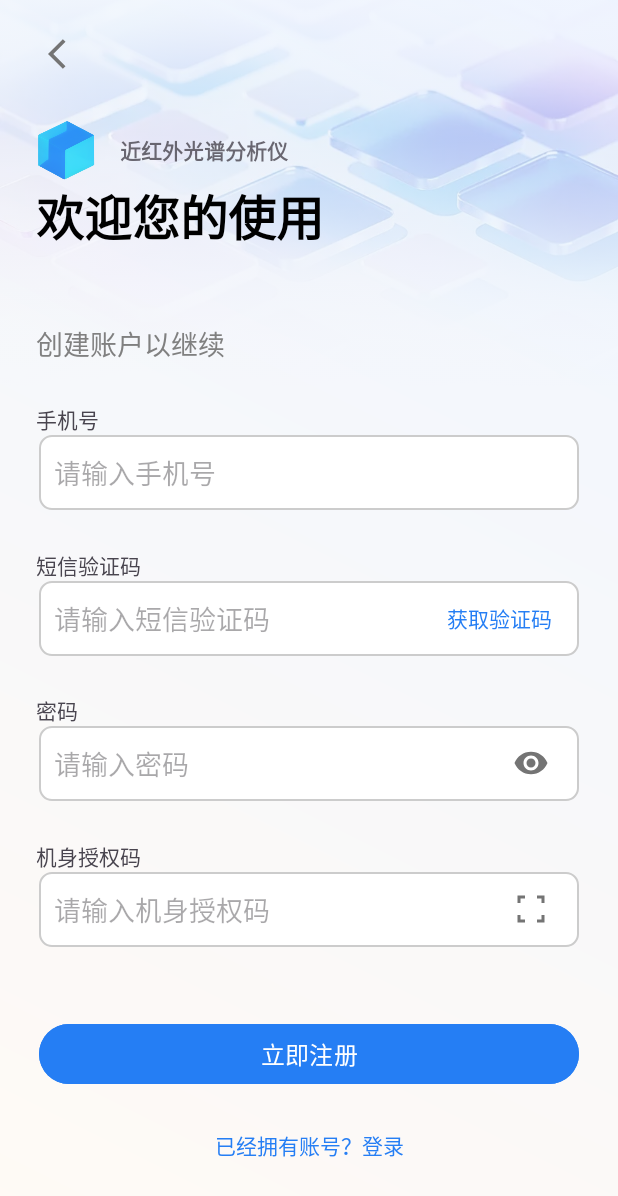
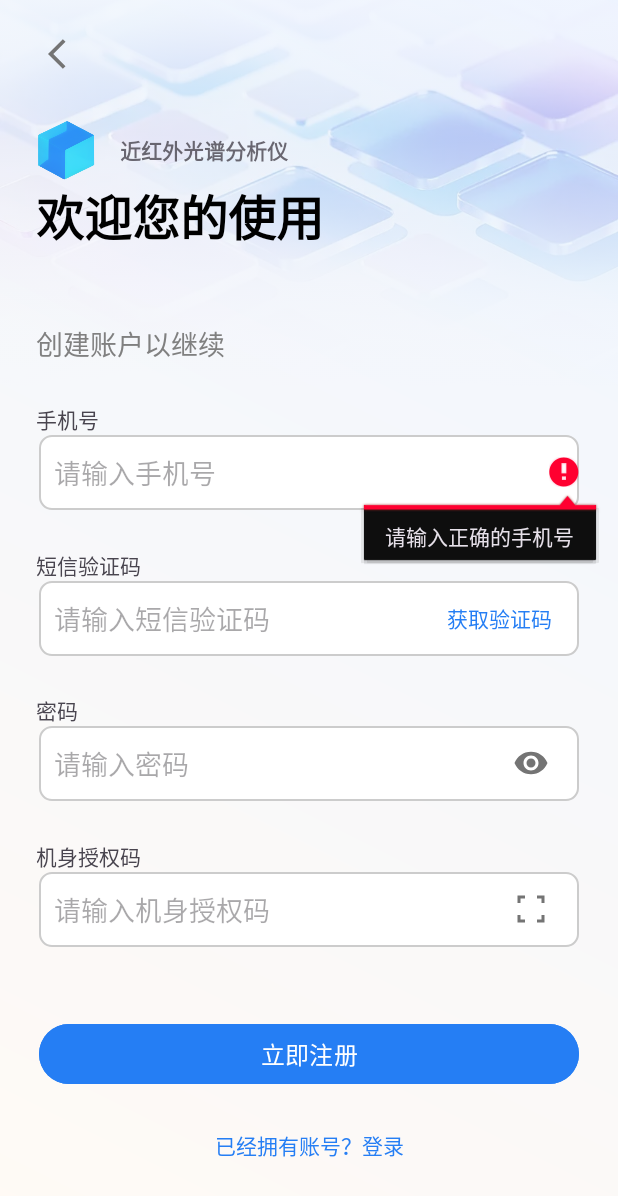
Before and after one commit to lardzy/NanoScan, an Android app: the RegisterActivity screen opened directly, with no data from a screen before it, after a tap on "立即注册", on a phone screen of 412 x 824 dp. Shown: the top 1196 px of the screen. Run offline under Robolectric (Android 15) with nearby library versions, the phone set to English and light mode, and no system bars; libraries missing offline, so code that uses them is left out: com.google.zxing.integration.

```diff
--- a/app/src/main/java/com/gttcgf/nanoscan/LoginActivity.java
+++ b/app/src/main/java/com/gttcgf/nanoscan/LoginActivity.java
@@ -110,13 +110,16 @@ public class LoginActivity extends AppCompatActivity {
             }
         });
     }
+    // 登录
     private void checkLogin(){
         String phoneNumber = phone_number.getText().toString();
         String password = this.password.getText().toString();
         if (!InputDataVerification.phoneNumberInputVerification(phoneNumber)){
             phone_number.setError("请输入正确的手机号");
+            Toast.makeText(LoginActivity.this, "请输入正确的手机号", Toast.LENGTH_SHORT).show();
         } else if (!InputDataVerification.passwordInputVerification(password)) {
             this.password.setError("密码至少包含8个字符，可包含数字、大小写字母和符号",null);
+            Toast.makeText(LoginActivity.this, "密码至少包含8个字符，可包含数字、大小写字母和符号", Toast.LENGTH_SHORT).show();
         } else if (InputDataVerification.phoneNumberInputVerification(phoneNumber) && InputDataVerification.passwordInputVerification(password)){
             // 登录
             Toast.makeText(LoginActivity.this, "登录", Toast.LENGTH_SHORT).show();
--- a/app/src/main/java/com/gttcgf/nanoscan/RegisterActivity.java
+++ b/app/src/main/java/com/gttcgf/nanoscan/RegisterActivity.java
@@ -93,7 +93,6 @@ public class RegisterActivity extends AppCompatActivity {
             if (event.getAction() == MotionEvent.ACTION_UP) {
                 if (event.getRawX() >= (check_code.getRight() - check_code.getCompoundDrawables()[DRAWABLE_RIGHT].getBounds().width() - check_code.getCompoundDrawablePadding())) {
                     // 扫描条形码
-//                    Toast.makeText(RegisterActivity.this, "drawableRight被点击了！", Toast.LENGTH_SHORT).show();
                     IntentIntegrator integrator = new IntentIntegrator(this);
                     integrator.setOrientationLocked(true); // 锁定屏幕方向
                     integrator.setCaptureActivity(PortraitCaptureActivity.class); // 使用自定义活动
@@ -104,7 +103,7 @@ public class RegisterActivity extends AppCompatActivity {
             return false;
         });
         imageButton_back.setOnClickListener(v -> finish());
-        // 注册按钮的点击事件，如果注册界面已经打开，则返回，否则重新打开注册界面。
+        // 登录按钮的点击事件，如果登录界面已经打开，则返回，否则重新打开登录界面。
         register.setOnClickListener(v -> {
             ActivityManager activityManager = (ActivityManager) getSystemService(Context.ACTIVITY_SERVICE);
             List<ActivityManager.RunningTaskInfo> tasks = activityManager.getRunningTasks(Integer.MAX_VALUE);
@@ -115,7 +114,7 @@ public class RegisterActivity extends AppCompatActivity {
                     return;
                 }
             }
-            // 如果注册界面没有打开，则重新打开注册界面。
+            // 如果登录界面没有打开，则重新打开登录界面。
             Intent intent = new Intent(RegisterActivity.this, LoginActivity.class);
             startActivity(intent);
         });
@@ -123,9 +122,9 @@ public class RegisterActivity extends AppCompatActivity {
         get_verification_code.setOnClickListener(v -> {
             Toast.makeText(RegisterActivity.this, "点击获取注册码", Toast.LENGTH_SHORT).show();
         });
-        // 点击注册码按钮的事件
+        // 点击立即注册按钮的事件
         register_button.setOnClickListener(v -> {
-            Toast.makeText(RegisterActivity.this, "点击注册！", Toast.LENGTH_SHORT).show();
+            checkRegister();
         });
         // 设置密码输入框的显示状态
         password.setOnTouchListener((v, event) -> {
@@ -151,4 +150,28 @@ public class RegisterActivity extends AppCompatActivity {
         });
 
     }
+    // 注册
+    private void checkRegister(){
+        String phoneNumber = phone_number.getText().toString();
+        String smsCode = sms_verification_code.getText().toString();
+        String password = this.password.getText().toString();
+        String checkCode = check_code.getText().toString();
+        if (!InputDataVerification.phoneNumberInputVerification(phoneNumber)){
+            phone_number.setError("请输入正确的手机号");
+            Toast.makeText(RegisterActivity.this, "请输入正确的手机号", Toast.LENGTH_SHORT).show();
+        } else if (!InputDataVerification.smsVerificationCodeVerification(smsCode)){
+            sms_verification_code.setError("请输入正确的验证码", null);
+            Toast.makeText(RegisterActivity.this, "请输入正确的验证码", Toast.LENGTH_SHORT).show();
+        } else if (!InputDataVerification.passwordInputVerification(password)){
+            this.password.setError("密码至少包含8个字符，可包含数字、大小写字母和符号",null);
+            Toast.makeText(RegisterActivity.this, "密码至少包含8个字符，可包含数字、大小写字母和符号", Toast.LENGTH_SHORT).show();
+        } else if (!InputDataVerification.checkCodeVerification(checkCode)){
+            check_code.setError("请输入正确的授权码，授权码位于机身正面的机身按钮下侧");
+            Toast.makeText(RegisterActivity.this, "请输入正确的授权码，授权码位于机身正面的机身按钮下侧", Toast.LENGTH_SHORT).show();
+        } else if (InputDataVerification.phoneNumberInputVerification(phoneNumber) && InputDataVerification.smsVerificationCodeVerification(smsCode) && InputDataVerification.passwordInputVerification(password) && InputDataVerification.checkCodeVerification(checkCode)){
+            // 注册
+            Toast.makeText(RegisterActivity.this, "注册", Toast.LENGTH_SHORT).show();
+        }
+
+    }
 }
```
